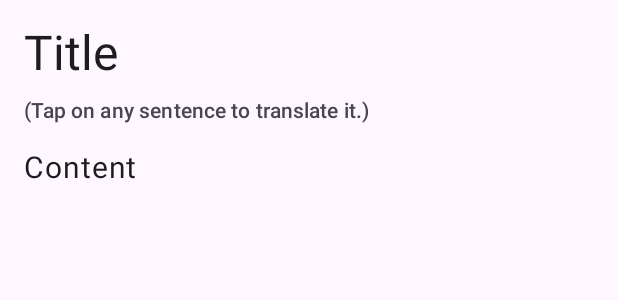
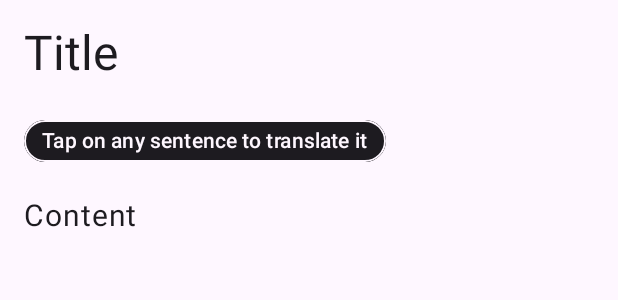
Before and after one commit to doYouSpeakFish/ComprehensibleInput, an Android app built with Jetpack Compose: the @Preview function StoryReaderPreview, on a phone screen of 412 x 824 dp. Shown: the top 300 px of the screen. Run offline under Robolectric (Android 15) with nearby library versions, the phone set to English and light mode, and no system bars.

Commit message:
feat: highlight translation explainer
Invert the colours of the translations explainer on the story reader, and add a circle shape to it, so it stands out and draws the users attention, ensuring they know how to get translations.

```diff
--- a/app/src/main/java/input/comprehensible/ui/storyreader/StoryReaderUI.kt
+++ b/app/src/main/java/input/comprehensible/ui/storyreader/StoryReaderUI.kt
@@ -1,22 +1,32 @@
 package input.comprehensible.ui.storyreader
 
+import androidx.compose.animation.AnimatedVisibility
+import androidx.compose.animation.animateContentSize
+import androidx.compose.foundation.background
+import androidx.compose.foundation.border
+import androidx.compose.foundation.clickable
+import androidx.compose.foundation.layout.Arrangement
 import androidx.compose.foundation.layout.Box
 import androidx.compose.foundation.layout.Column
-import androidx.compose.foundation.layout.Spacer
 import androidx.compose.foundation.layout.fillMaxSize
 import androidx.compose.foundation.layout.padding
 import androidx.compose.foundation.lazy.LazyColumn
 import androidx.compose.foundation.lazy.items
 import androidx.compose.foundation.lazy.rememberLazyListState
+import androidx.compose.foundation.shape.CircleShape
 import androidx.compose.material3.CircularProgressIndicator
 import androidx.compose.material3.MaterialTheme
 import androidx.compose.material3.Scaffold
 import androidx.compose.material3.Text
 import androidx.compose.runtime.Composable
 import androidx.compose.runtime.getValue
+import androidx.compose.runtime.mutableIntStateOf
+import androidx.compose.runtime.saveable.rememberSaveable
+import androidx.compose.runtime.setValue
 import androidx.compose.ui.Alignment
 import androidx.compose.ui.Modifier
-import androidx.compose.ui.res.stringResource
+import androidx.compose.ui.draw.clip
+import androidx.compose.ui.res.stringArrayResource
 import androidx.compose.ui.text.TextRange
 import androidx.compose.ui.unit.dp
 import androidx.hilt.navigation.compose.hiltViewModel
@@ -71,24 +81,44 @@
     onTitleClicked: () -> Unit,
     state: StoryReaderUiState.Loaded,
 ) {
+    var timesExplainerTapped by rememberSaveable { mutableIntStateOf(0) }
     Box(modifier) {
         LazyColumn(
             modifier = Modifier
                 .padding(16.dp)
                 .fillMaxSize(),
             state = rememberLazyListState(),
+            verticalArrangement = Arrangement.spacedBy(8.dp)
         ) {
             item {
                 Title(
                     onTitleClicked = onTitleClicked,
                     title = state.title,
-                    isTitleHighlighted = state.isTitleHighlighted
+                    isTitleHighlighted = state.isTitleHighlighted,
                 )
+            }
+            item {
+                AnimatedVisibility(timesExplainerTapped < 11) {
+                    TranslateExplainer(
+                        modifier = Modifier.padding(vertical = 16.dp),
+                        onExplainerTapped = { timesExplainerTapped++ },
+                        timesExplainerTapped = timesExplainerTapped,
+                    )
+                }
             }
             items(state.content) {
                 StoryContentPart(
                     state = it,
                 )
+            }
+            if (timesExplainerTapped > 10) {
+                item {
+                    TranslateExplainer(
+                        modifier = Modifier.padding(vertical = 16.dp),
+                        onExplainerTapped = { timesExplainerTapped++ },
+                        timesExplainerTapped = timesExplainerTapped,
+                    )
+                }
             }
         }
     }
@@ -107,17 +137,41 @@
             onTextClicked = { onTitleClicked() },
             selectedText = TextRange(
                 start = 0,
-                end = title.length
+                end = title.length,
             ).takeIf { isTitleHighlighted },
             style = MaterialTheme.typography.headlineLarge,
         )
-        Spacer(modifier = Modifier.padding(4.dp))
+    }
+}
+
+@Composable
+private fun TranslateExplainer(
+    modifier: Modifier = Modifier,
+    onExplainerTapped: () -> Unit,
+    timesExplainerTapped: Int,
+) {
+    val explainerMessages =
+        stringArrayResource(id = R.array.story_reader_tap_to_translate_explainer)
+    Box(modifier, propagateMinConstraints = true) {
         Text(
-            text = stringResource(R.string.story_reader_tap_to_translate_explainer),
+            modifier = Modifier
+                .clip(CircleShape)
+                .background(MaterialTheme.colorScheme.onBackground)
+                .border(
+                    width = 1.dp,
+                    color = MaterialTheme.colorScheme.background,
+                    shape = CircleShape,
+                )
+                .padding(vertical = 4.dp, horizontal = 12.dp)
+                .clickable(
+                    onClick = onExplainerTapped,
+                    enabled = timesExplainerTapped < explainerMessages.lastIndex,
+                )
+                .animateContentSize(),
+            text = explainerMessages.getOrElse(timesExplainerTapped) { explainerMessages.last() },
             style = MaterialTheme.typography.labelLarge,
-            color = MaterialTheme.colorScheme.onSurfaceVariant,
+            color = MaterialTheme.colorScheme.background,
         )
-        Spacer(modifier = Modifier.padding(8.dp))
     }
 }
 
--- a/app/src/main/res/values/strings.xml
+++ b/app/src/main/res/values/strings.xml
@@ -8,5 +8,21 @@
     <string name="stories_screen_title">Stories</string>
     <string name="language_selector_en_content_description">Select English</string>
     <string name="language_selector_de_content_description">Select German</string>
-    <string name="story_reader_tap_to_translate_explainer">(Tap on any sentence to translate it.)</string>
+    <string-array name="story_reader_tap_to_translate_explainer">
+        <item>Tap on any sentence to translate it</item>
+        <item>Well, almost any sentence</item>
+        <item>You can also tap on the title</item>
+        <item>Seriously, stop tapping this sentence</item>
+        <item>It won\'t translate</item>
+        <item>What do you want from me!</item>
+        <item>Fine, I\'ve disabled translations</item>
+        <item>Just kidding, I can\'t do that</item>
+        <item>I\'m just a sentence in a box</item>
+        <item>Last warning</item>
+        <item />
+        <item>You found me again!</item>
+        <item>I give up</item>
+        <item>You win</item>
+        <item>Rydych chi wedi tapio digon!</item>
+    </string-array>
 </resources>
```
